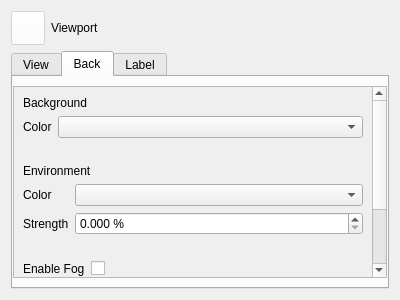
Qt form QChromosome/viewport.ui (Michalaq/ChromosomeVisualizer) before a commit.
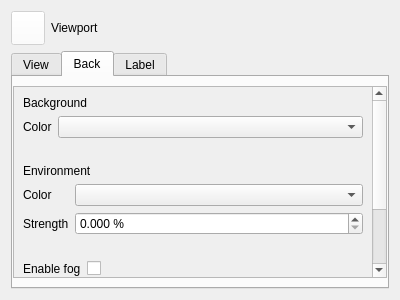
The same form after that commit. The open tabs and pages were chosen to show the change. Icons and pictures are not drawn. Custom widgets are drawn as their Qt base class.

Commit message: Saving all Viewport's internal data in .qcs file

The edit to the form file:
```diff
--- a/QChromosome/viewport.ui
+++ b/QChromosome/viewport.ui
@@ -522,7 +522,7 @@
              <item row="0" column="0">
               <widget class="Label" name="label_12">
                <property name="text">
-                <string>Enable Fog</string>
+                <string>Enable fog</string>
                </property>
                <property name="class" stdset="0">
                 <string>item</string>
```
Left out of the diff: 2 changed lines with no effect on the pictures. The commit also changes 1 other file.
